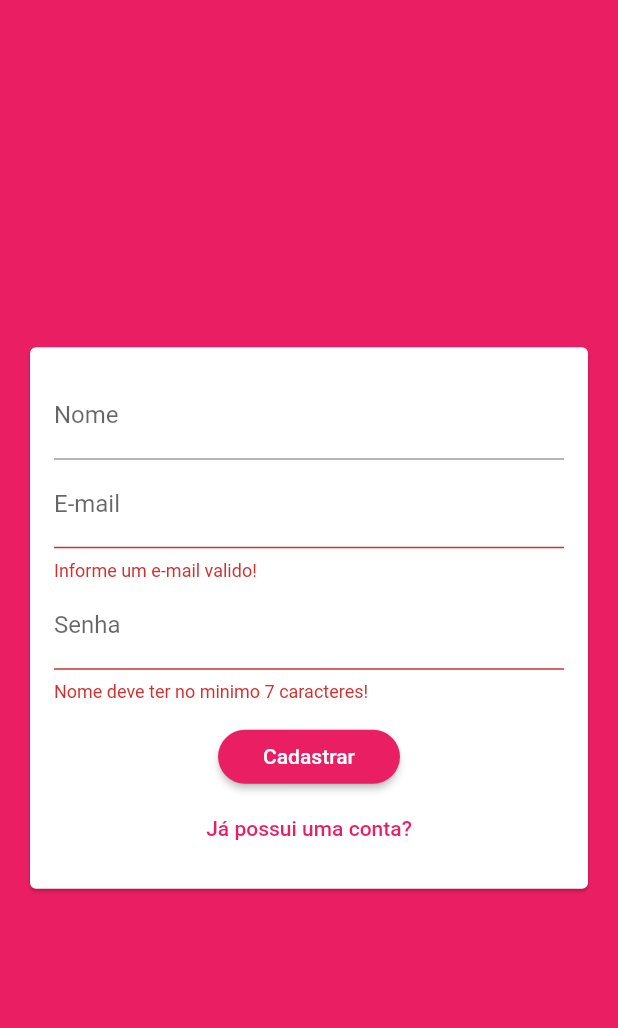
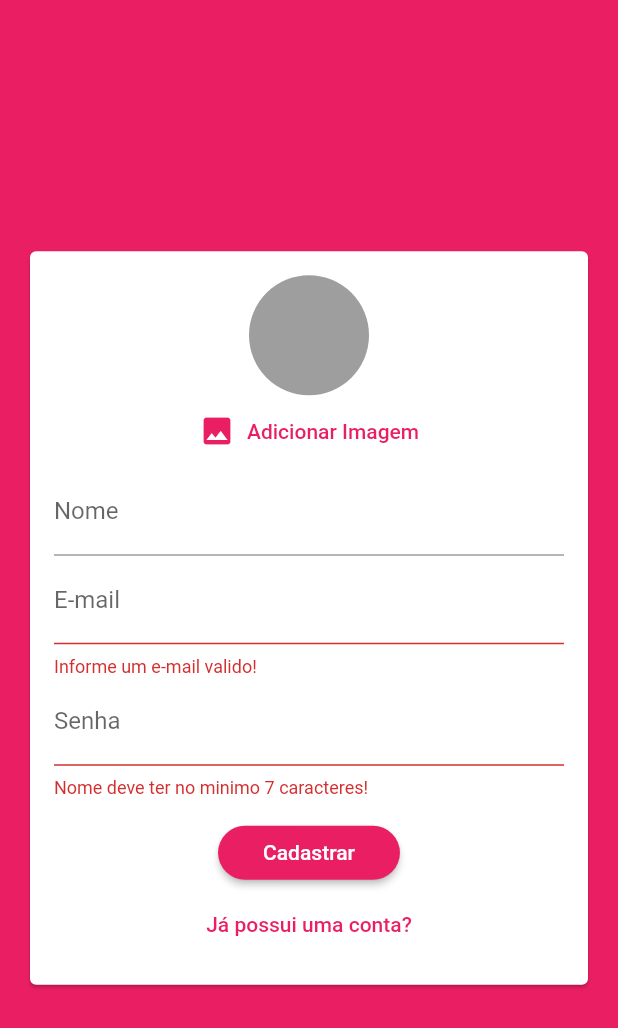
Before and after one commit to JeffehCG/Flutter-Dart, a Flutter app: the screen it shows after launch, after a tap on "Entrar", after a tap on "Criar uma nova conta!", on a phone screen of 412 x 824 dp. Shown: the top 1028 px of the screen. Run offline on Flutter 3.47's test engine with Material 2 defaults, Android fonts, the phone set to English and light mode, and no system bars; our stand-ins replace cloud_firestore, firebase_auth, firebase_core, firebase_messaging, firebase_storage, flutter_secure_storage and 5 more; accounts and stored records are empty.

```diff
--- a/Conteudo/Projetos/chat/lib/main.dart
+++ b/Conteudo/Projetos/chat/lib/main.dart
@@ -1,6 +1,8 @@
 import 'package:chat/screens/auth_screen.dart';
 import 'package:chat/screens/chat_screen.dart';
+import 'package:chat/screens/splash_screen.dart';
 import 'package:firebase_auth/firebase_auth.dart';
+import 'package:firebase_core/firebase_core.dart';
 import 'package:flutter/material.dart';
 
 void main() {
@@ -10,6 +12,12 @@ void main() {
 class MyApp extends StatelessWidget {
   @override
   Widget build(BuildContext context) {
+    // Iniciando os serviços do Firebase
+    final Future<FirebaseApp> _init = Firebase.initializeApp();
+
+    return FutureBuilder(
+      future: _init,
+      builder: (ctx, appSnapshot) {
         return MaterialApp(
           title: 'Flutter Demo',
           theme: ThemeData(
@@ -26,22 +34,27 @@ class MyApp extends StatelessWidget {
                 ),
               ),
               accentColorBrightness: Brightness.dark),
+
           // - Efetuando controle de acesso com a biblioteca do firebaseAuth
           // Quando é efetuado authenticação na tela AuthScreen, pelo firebase,
           // É guardado os dados retornados da autenticação
           // Dessa forma, com o FirebaseAuth.instance.onAuthStateChanged caso ocorra qualquer mudança
           // Sera chamado o componente de novo, e caso os dados do usuario ja estejam armazenados,
           // Sera redirecionado para tela de chat
-      home: StreamBuilder(
-        stream: FirebaseAuth.instance.onAuthStateChanged,
-        builder: (ctx, userSnapshot){
-          if(userSnapshot.hasData){
+          home: appSnapshot.connectionState == ConnectionState.waiting
+              ? SplashScreen()
+              : StreamBuilder(
+                  stream: FirebaseAuth.instance.authStateChanges(),
+                  builder: (ctx, userSnapshot) {
+                    if (userSnapshot.hasData) {
                       return ChatScreen();
-          }else{
+                    } else {
                       return AuthScreen();
                     }
-        } ,
+                  },
                 ),
+        );
+      },
     );
   }
 }
--- a/Conteudo/Projetos/chat/lib/models/auth_data.dart
+++ b/Conteudo/Projetos/chat/lib/models/auth_data.dart
@@ -1,9 +1,12 @@
+import 'dart:io';
+
 enum AuthMode { LOGIN, SIGNUP }
 
 class AuthData {
   String name;
   String email;
   String password;
+  File image;
   AuthMode _mode = AuthMode.LOGIN;
 
   bool get isSignup {
--- /dev/null
+++ b/Conteudo/Projetos/chat/lib/screens/splash_screen.dart
@@ -0,0 +1,13 @@
+import 'package:flutter/material.dart';
+
+class SplashScreen extends StatelessWidget {
+  @override
+  Widget build(BuildContext context) {
+    return Scaffold(
+      backgroundColor: Theme.of(context).primaryColor,
+      body: Center(
+        child: Text('Loading...'),
+      ),
+    );
+  }
+}
--- a/Conteudo/Projetos/chat/lib/widgets/auth_form.dart
+++ b/Conteudo/Projetos/chat/lib/widgets/auth_form.dart
@@ -1,4 +1,7 @@
+import 'dart:io';
+
 import 'package:chat/models/auth_data.dart';
+import 'package:chat/widgets/user_image_picker.dart';
 import 'package:flutter/material.dart';
 
 class AuthForm extends StatefulWidget {
@@ -14,10 +17,26 @@ class _AuthFormState extends State<AuthForm> {
   final GlobalKey<FormState> _formKey = GlobalKey();
   final AuthData _authData = AuthData();
 
+  void _handlePickedImage(File image) {
+    _authData.image = image;
+  }
+
   _submit() {
     bool isValid = _formKey.currentState.validate();
     // Fechando o teclado
     FocusScope.of(context).unfocus();
+
+    // Validando foto tirada
+    if (_authData.image == null && _authData.isSignup) {
+      ScaffoldMessenger.of(context).showSnackBar(
+        SnackBar(
+          content: Text('Precisamos da sua foto!'),
+          backgroundColor: Theme.of(context).errorColor,
+        ),
+      );
+
+      return;
+    }
 
     if (isValid) {
       widget.onSubmit(_authData);
@@ -36,6 +55,7 @@ class _AuthFormState extends State<AuthForm> {
               key: _formKey,
               child: Column(
                 children: [
+                  if (_authData.isSignup) UserImagePicker(_handlePickedImage),
                   if (_authData.isSignup)
                     TextFormField(
                       key: ValueKey('name'),
--- /dev/null
+++ b/Conteudo/Projetos/chat/lib/widgets/user_image_picker.dart
@@ -0,0 +1,51 @@
+import 'dart:io';
+
+import 'package:flutter/material.dart';
+import 'package:image_picker/image_picker.dart';
+
+class UserImagePicker extends StatefulWidget {
+  final Function(File pickedImage) onImagePick;
+  UserImagePicker(this.onImagePick);
+
+  @override
+  _UserImagePickerState createState() => _UserImagePickerState();
+}
+
+class _UserImagePickerState extends State<UserImagePicker> {
+  File _pickedImageFile;
+
+  Future<void> _pickImage() async {
+    // Tirando foto
+    final picker = ImagePicker();
+    final pickerImage = await picker.getImage(
+      source: ImageSource.camera,
+      imageQuality: 50,
+      maxWidth: 150
+    );
+
+    setState(() {
+      _pickedImageFile = File(pickerImage.path);
+    });
+
+    widget.onImagePick(_pickedImageFile);
+  }
+
+  @override
+  Widget build(BuildContext context) {
+    return Column(
+      children: [
+        CircleAvatar(
+          radius: 40,
+          backgroundColor: Colors.grey,
+          backgroundImage:
+              _pickedImageFile != null ? FileImage(_pickedImageFile) : null,
+        ),
+        TextButton.icon(
+          icon: Icon(Icons.image),
+          label: Text('Adicionar Imagem'),
+          onPressed: _pickImage,
+        )
+      ],
+    );
+  }
+}
```
Also changed, not shown: Conteudo/Projetos/chat/lib/screens/auth_screen.dart (+18 -4 lines), Conteudo/Projetos/chat/lib/screens/chat_screen.dart (+51 -8 lines), Conteudo/Projetos/chat/lib/widgets/message_bubble.dart (added, +87 -0 lines), Conteudo/Projetos/chat/lib/widgets/messages.dart (+15 -3 lines), Conteudo/Projetos/chat/lib/widgets/new_message.dart (+18 -3 lines), Conteudo/Projetos/chat/pubspec.yaml (+8 -3 lines), Conteudo/Projetos/chat/pubspec.lock, 4 other files. Lines whose indentation alone changed are shown as unchanged.
